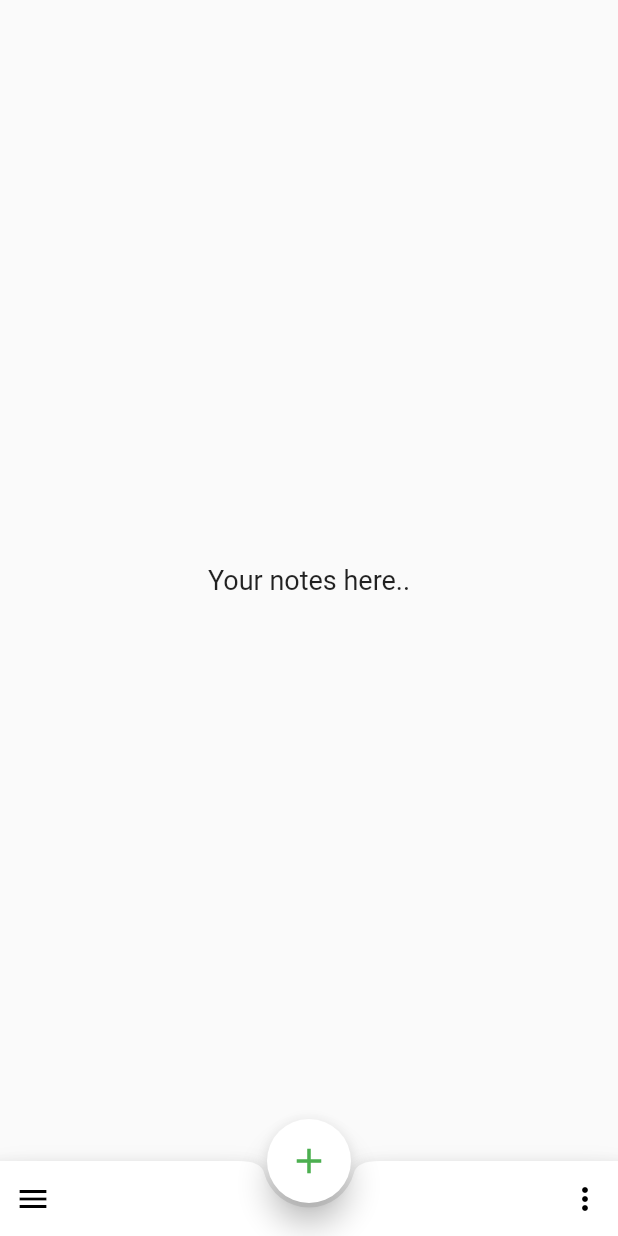
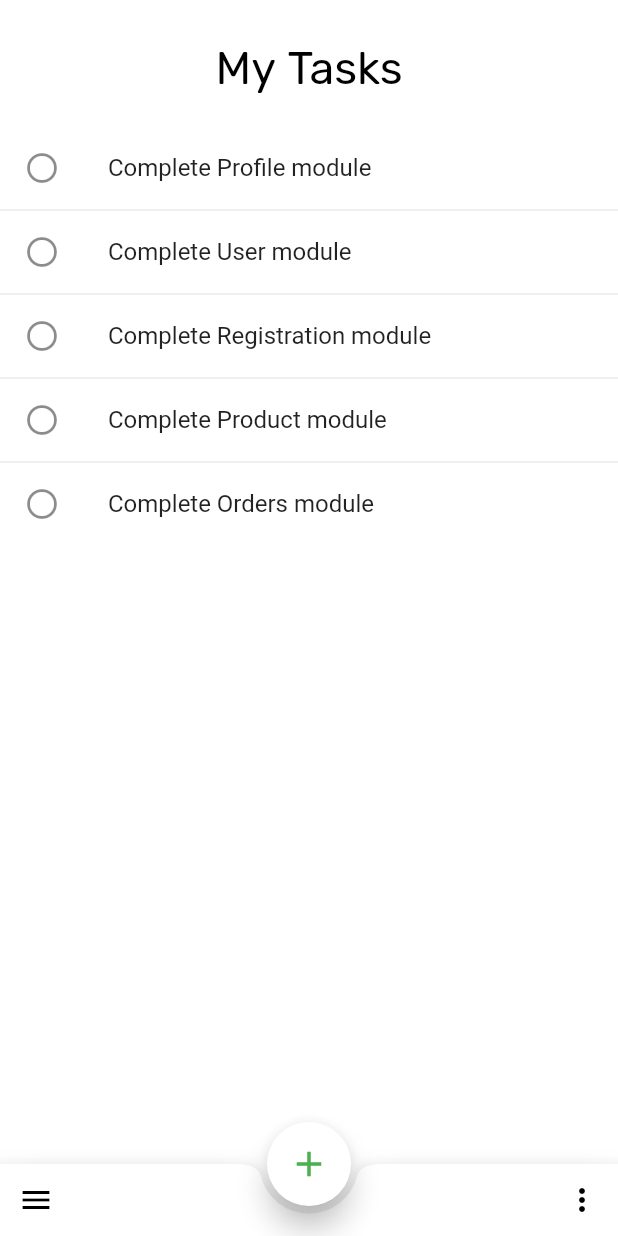
Before and after one commit to Sweng29/daily_tasks, a Flutter app: the screen it shows after launch, on a phone screen of 412 x 824 dp. Run offline on Flutter 3.47's test engine with Material 2 defaults, Android fonts, the phone set to English and light mode, and no system bars.

```diff
--- a/lib/main.dart
+++ b/lib/main.dart
@@ -11,30 +11,48 @@ class MyApp extends StatelessWidget {
         theme: ThemeData(
           primarySwatch: Colors.blue,
         ),
-      home: Scaffold(
+        home: Home());
+  }
+}
+
+class Home extends StatefulWidget {
+  Home({Key key}) : super(key: key);
+
+  @override
+  _HomeState createState() => _HomeState();
+}
+
+class _HomeState extends State<Home> with SingleTickerProviderStateMixin {
+  @override
+  Widget build(BuildContext context) {
+    return SafeArea(
+      child: Scaffold(
+        backgroundColor: Colors.white,
         bottomNavigationBar: BottomAppBar(
-          child: Container(
           child: Row(
             mainAxisSize: MainAxisSize.max,
             mainAxisAlignment: MainAxisAlignment.spaceBetween,
             children: <Widget>[
-                Icon(
-                  Icons.menu,
+              IconButton(
+                icon: Icon(Icons.menu),
                 color: Colors.black,
+                onPressed: () {
+                  _showMenuModal(context);
+                },
               ),
-                Icon(
-                  Icons.more_vert,
+              IconButton(
+                icon: Icon(Icons.more_vert),
                 color: Colors.black,
+                onPressed: () {
+                  print('Options selected..');
+                },
               ),
             ],
-            ),
-            height: 50.0,
-            padding: EdgeInsets.all(10.0),
           ),
           shape: CircularNotchedRectangle(),
           color: Colors.white,
           elevation: 8.0,
-          notchMargin: 3.0,
+          notchMargin: 5.0,
         ),
         floatingActionButton: FloatingActionButton(
           onPressed: () {},
@@ -51,6 +69,96 @@ class MyApp extends StatelessWidget {
       ),
     );
   }
+
+  @override
+  void initState() {
+    super.initState();
+  }
+
+  @override
+  void dispose() {
+    super.dispose();
+  }
+}
+
+void _showMenuModal(BuildContext ctxt) {
+  showModalBottomSheet<void>(
+      context: ctxt,
+      backgroundColor: Colors.white,
+      builder: (BuildContext context) {
+        return new Column(
+          mainAxisSize: MainAxisSize.min,
+          children: ListTile.divideTiles(
+            context: ctxt,
+            tiles: [
+              ListTile(
+                title: new Text(
+                  'My Tasks',
+                  style: TextStyle(
+                      color: Colors.blue, fontWeight: FontWeight.w400),
+                ),
+                onTap: () {
+                  Navigator.pop(context);
+                },
+              ),
+              ListTile(
+                leading: new Icon(Icons.add),
+                title: new Text('Create new list'),
+                onTap: () {
+                  Navigator.pop(context);
+                },
+              ),
+              ListTile(
+                leading: new Icon(Icons.add),
+                title: new Text('Create new list'),
+                onTap: () {
+                  Navigator.pop(context);
+                },
+              ),
+              ListTile(
+                leading: new Icon(Icons.feedback),
+                title: new Text('Help and feedback'),
+                onTap: () {
+                  Navigator.pop(context);
+                },
+              ),
+              ListTile(
+                title: Text(
+                  'Open-source licences',
+                  style: TextStyle(
+                    fontWeight: FontWeight.w500,
+                  ),
+                ),
+                onTap: () {
+                  Navigator.pop(context);
+                },
+              ),
+              ListTile(
+                title: Row(
+                  mainAxisAlignment: MainAxisAlignment.spaceAround,
+                  children: <Widget>[
+                    Text(
+                      'Privacy Policy',
+                      style: TextStyle(fontSize: 12),
+                    ),
+                    Text(
+                      ' - ',
+                      style: TextStyle(
+                        fontSize: 12,
+                        fontWeight: FontWeight.bold,
+                      ),
+                    ),
+                    Text(
+                      'Terms or service',
+                      style: TextStyle(fontSize: 12),
+                    ),
+                  ],
+                ),
+              ),
+            ],
+          ).toList(),
+        );
+      });
 }
 
 class TaskView extends StatefulWidget {
@@ -62,12 +170,76 @@ class _TaskViewState extends State<TaskView> {
   @override
   Widget build(BuildContext context) {
     return Container(
-      child: Center(
-        child: new Text(
-          'Your notes here..',
-          style: TextStyle(fontSize: 18.0),
+      child: Padding(
+        padding: const EdgeInsets.only(top: 8.0),
+        child: Column(
+          crossAxisAlignment: CrossAxisAlignment.stretch,
+          mainAxisSize: MainAxisSize.min,
+          children: <Widget>[
+            Padding(
+              padding: const EdgeInsets.fromLTRB(0, 20, 0, 20),
+              child: Text(
+                'My Tasks',
+                style: TextStyle(
+                  fontSize: 30.0,
+                  color: Colors.black,
+                  wordSpacing: 2.0,
+                  fontFamily: 'Rubik',
+                ),
+                textAlign: TextAlign.center,
+              ),
+            ),
+            noteList(context),
+          ],
         ),
       ),
     );
   }
+
+  Widget noteList(BuildContext context) {
+    SingingCharacter _character = SingingCharacter.Horse;
+
+    return ListView(
+      shrinkWrap: true,
+      children: ListTile.divideTiles(context: context, tiles: [
+        ListTile(
+          title: GestureDetector(
+            child: Text('Complete Profile module'),
+            onTap: () {
+              print('Horse clicked');
+            },
+          ),
+          leading: Icon(
+            Icons.radio_button_unchecked,
+          ),
+        ),
+        ListTile(
+          title: Text('Complete User module'),
+          leading: Icon(
+            Icons.radio_button_unchecked,
+          ),
+        ),
+        ListTile(
+          title: Text('Complete Registration module'),
+          leading: Icon(
+            Icons.radio_button_unchecked,
+          ),
+        ),
+        ListTile(
+          title: Text('Complete Product module'),
+          leading: Icon(
+            Icons.radio_button_unchecked,
+          ),
+        ),
+        ListTile(
+          title: Text('Complete Orders module'),
+          leading: Icon(
+            Icons.radio_button_unchecked,
+          ),
+        ),
+      ]).toList(),
+    );
   }
+}
+
+enum SingingCharacter { Horse, Goat, Sheep, Camel, Cow }
```
Also changed, not shown: pubspec.yaml (+9 -27 lines), assets/fonts/BubblerOne-Regular.ttf (added), assets/fonts/Rubik-Black.ttf (added), assets/fonts/Rubik-BlackItalic.ttf (added), assets/fonts/Rubik-Bold.ttf (added), assets/fonts/Rubik-BoldItalic.ttf (added), assets/fonts/Rubik-Italic.ttf (added), assets/fonts/Rubik-Light.ttf (added), assets/fonts/Rubik-LightItalic.ttf (added), assets/fonts/Rubik-Medium.ttf (added), assets/fonts/Rubik-MediumItalic.ttf (added), assets/fonts/Rubik-Regular.ttf (added). Lines whose indentation alone changed are shown as unchanged.
